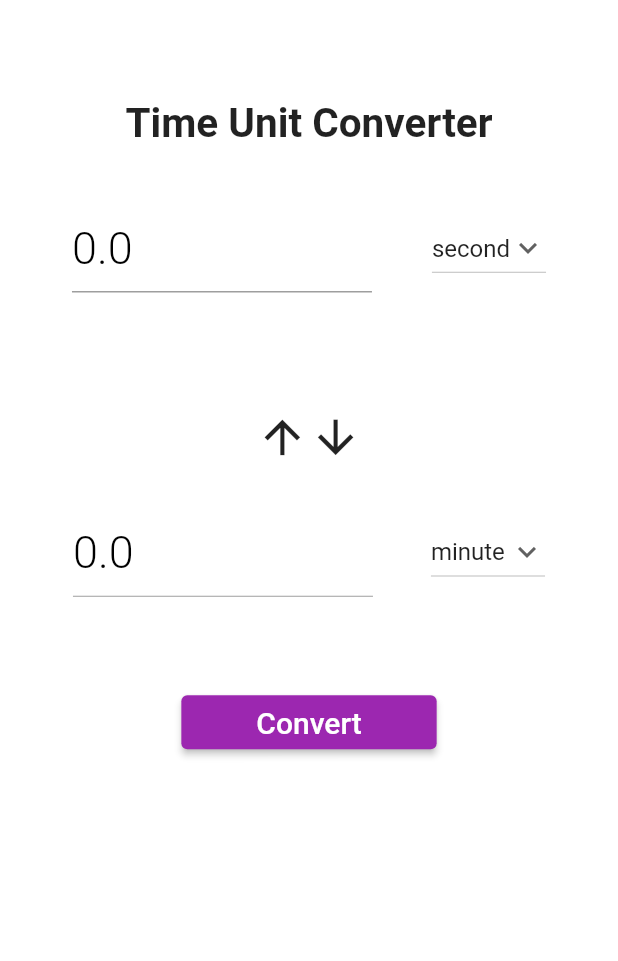
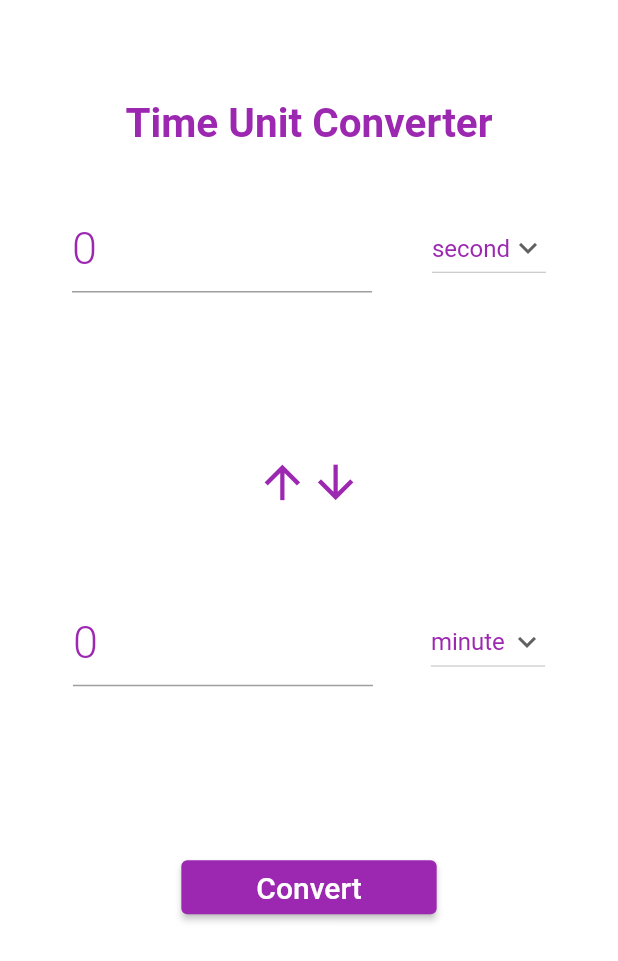
Before and after one commit to PratikAmonkar/Unit-Calculator, a Flutter app: the TimeCategoryPage screen opened directly, on a phone screen of 412 x 824 dp. Shown: the top 961 px of the screen. Run offline on Flutter 3.47's test engine with Material 2 defaults, Android fonts, the phone set to English and light mode, and no system bars.

Commit message:
changes in text color turn purple color from black

```diff
--- a/lib/screens/time_category_page.dart
+++ b/lib/screens/time_category_page.dart
@@ -53,6 +53,7 @@ class _AngleCategoryPageState extends State<TimeCategoryPage> {
               child: Text(
                 "Time Unit Converter",
                 style: TextStyle(
+                  color: Colors.purple,
                   fontSize: 27.0,
                   fontWeight: FontWeight.bold,
                 ),
@@ -70,14 +71,15 @@ class _AngleCategoryPageState extends State<TimeCategoryPage> {
                       style: const TextStyle(
                         fontSize: 30,
                         fontWeight: FontWeight.w300,
+                        color: Colors.purple,
                       ),
                       keyboardType: TextInputType.number,
                       decoration: const InputDecoration(
-                        hintText: "0.0",
+                        hintText: "0",
                         hintStyle: TextStyle(
                           fontSize: 30,
                           fontWeight: FontWeight.w300,
-                          color: Colors.black,
+                          color: Colors.purple,
                         ),
                       ),
                     ),
@@ -89,7 +91,12 @@ class _AngleCategoryPageState extends State<TimeCategoryPage> {
                       (String items) {
                         return DropdownMenuItem(
                           value: items,
-                          child: Text(items),
+                          child: Text(
+                            items,
+                            style: const TextStyle(
+                              color: Colors.purple,
+                            ),
+                          ),
                         );
                       },
                     ).toList(),
@@ -105,7 +112,7 @@ class _AngleCategoryPageState extends State<TimeCategoryPage> {
               ),
             ),
             const SizedBox(
-              height: 20.0,
+              height: 50.0,
             ),
             Padding(
               padding: const EdgeInsets.only(top: 50.0),
@@ -115,16 +122,18 @@ class _AngleCategoryPageState extends State<TimeCategoryPage> {
                   Icon(
                     Icons.arrow_upward,
                     size: 35.5,
+                    color: Colors.purple,
                   ),
                   Icon(
                     Icons.arrow_downward,
                     size: 35.5,
+                    color: Colors.purple,
                   ),
                 ],
               ),
             ),
             const SizedBox(
-              height: 20.0,
+              height: 50.0,
             ),
             Padding(
               padding: const EdgeInsets.all(10.0),
@@ -134,20 +143,19 @@ class _AngleCategoryPageState extends State<TimeCategoryPage> {
                   SizedBox(
                     width: 200.0,
                     child: TextFormField(
-                      enabled: false,
                       controller: secondTextControllerValue,
                       style: const TextStyle(
                         fontSize: 30,
                         fontWeight: FontWeight.w300,
-                      ),
-                      //initialValue: "0.0",
+                          color: Colors.purple,
+                      ),                //initialValue: "0.0",
                       keyboardType: TextInputType.number,
                       decoration: const InputDecoration(
-                        hintText: "0.0",
+                        hintText: "0",
                         hintStyle: TextStyle(
                           fontSize: 30,
                           fontWeight: FontWeight.w300,
-                          color: Colors.black,
+                          color: Colors.purple,
                         ),
                       ),
                     ),
@@ -159,7 +167,12 @@ class _AngleCategoryPageState extends State<TimeCategoryPage> {
                       (String items) {
                         return DropdownMenuItem(
                           value: items,
-                          child: Text(items),
+                          child: Text(
+                            items,
+                            style: const TextStyle(
+                              color: Colors.purple,
+                            ),
+                          ),
                         );
                       },
                     ).toList(),
@@ -175,7 +188,7 @@ class _AngleCategoryPageState extends State<TimeCategoryPage> {
               ),
             ),
             const SizedBox(
-              height: 50.0,
+              height: 100.0,
             ),
             ElevatedButton(
               onPressed: () {
```
Also changed, not shown: lib/screens/angle_category_page.dart (+19 -4 lines), lib/screens/area_category_page.dart (+19 -4 lines), lib/screens/data_category_page.dart (+21 -7 lines), lib/screens/length_category_page.dart (+23 -10 lines), lib/screens/mass_category_page.dart (+19 -12 lines), lib/screens/temperature_category_page.dart (+17 -4 lines), lib/screens/volume_category_page.dart (+17 -4 lines).
